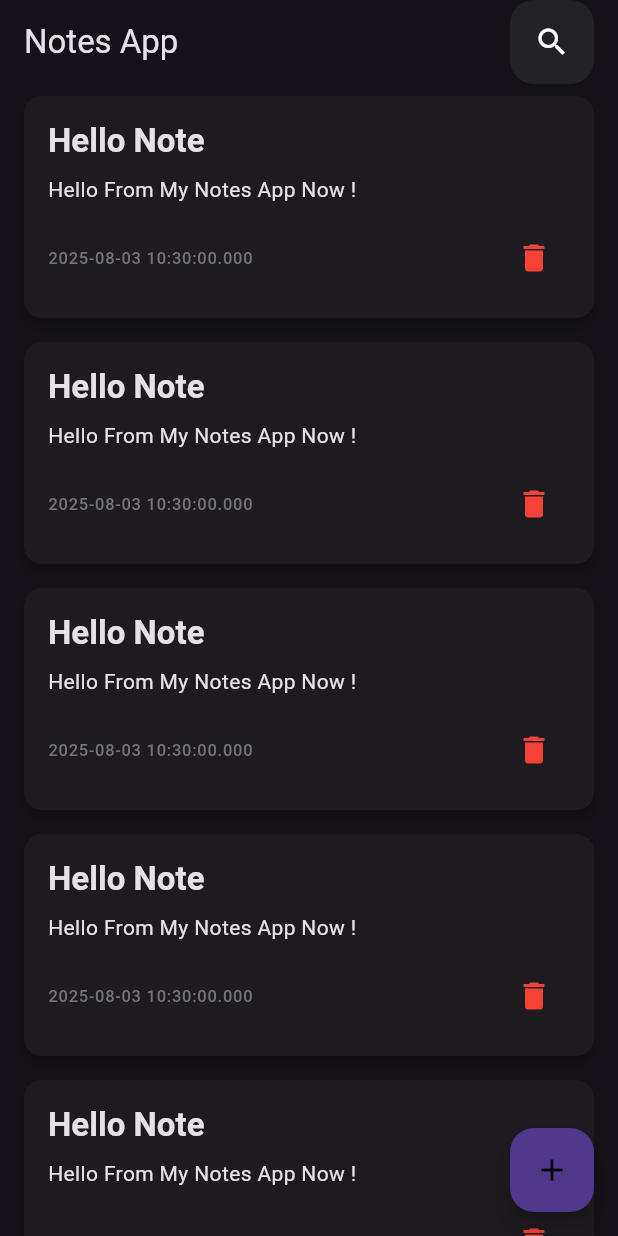
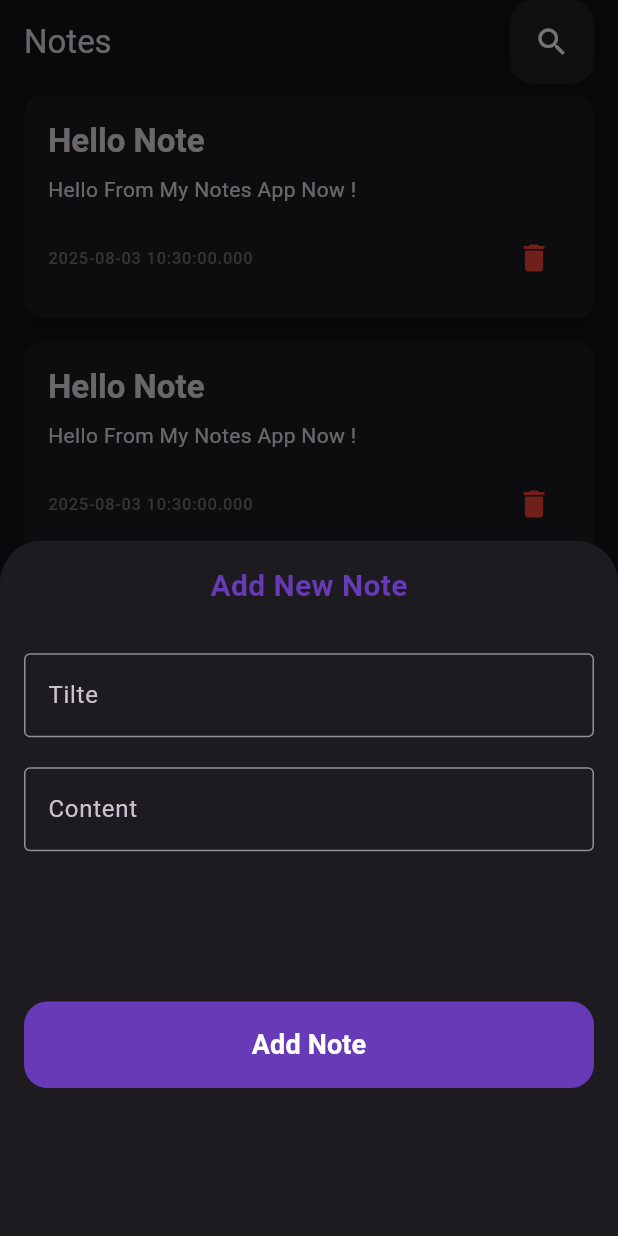
Before and after one commit to Moatasem-Official/Notes_App, a Flutter app: the screen it shows after launch, after a tap on the "add" icon, on a phone screen of 412 x 824 dp. Run offline on Flutter 3.47's test engine with Material 3 defaults, Android fonts, the phone set to English and light mode, and no system bars; our stand-ins replace device_preview.

Commit message:
Design Add New Note Bottom Sheet

```diff
--- a/lib/presentation/screens/home_screen.dart
+++ b/lib/presentation/screens/home_screen.dart
@@ -8,7 +8,7 @@ class HomeScreen extends StatelessWidget {
   Widget build(BuildContext context) {
     return Scaffold(
       appBar: AppBar(
-        title: Text('Notes App'),
+        title: Text('Notes'),
         surfaceTintColor: Colors.black,
         actions: [
           Padding(
@@ -27,7 +27,70 @@ class HomeScreen extends StatelessWidget {
         ],
       ),
       floatingActionButton: FloatingActionButton(
-        onPressed: () {},
+        onPressed: () {
+          showModalBottomSheet(
+            context: context,
+            builder: (context) {
+              return SizedBox(
+                width: double.infinity,
+                child: Column(
+                  crossAxisAlignment: CrossAxisAlignment.center,
+                  children: [
+                    const SizedBox(height: 16),
+                    Text(
+                      'Add New Note',
+                      style: TextStyle(
+                        color: Colors.deepPurple,
+                        fontSize: 20,
+                        fontWeight: FontWeight.w700,
+                      ),
+                    ),
+                    const SizedBox(height: 30),
+                    Padding(
+                      padding: const EdgeInsets.fromLTRB(16, 0, 16, 20),
+                      child: TextField(
+                        decoration: InputDecoration(
+                          border: OutlineInputBorder(),
+                          labelText: 'Tilte',
+                        ),
+                      ),
+                    ),
+                    Padding(
+                      padding: const EdgeInsets.only(left: 16, right: 16),
+                      child: TextField(
+                        decoration: InputDecoration(
+                          border: OutlineInputBorder(),
+                          labelText: 'Content',
+                        ),
+                      ),
+                    ),
+                    const SizedBox(height: 100),
+                    Padding(
+                      padding: const EdgeInsets.only(left: 16, right: 16),
+                      child: ClipRRect(
+                        borderRadius: BorderRadius.all(Radius.circular(16)),
+                        child: MaterialButton(
+                          minWidth: double.infinity,
+                          padding: const EdgeInsets.all(16),
+                          color: Colors.deepPurple,
+                          onPressed: () {},
+                          child: Text(
+                            'Add Note',
+                            style: TextStyle(
+                              color: Colors.white,
+                              fontSize: 18,
+                              fontWeight: FontWeight.w700,
+                            ),
+                          ),
+                        ),
+                      ),
+                    ),
+                  ],
+                ),
+              );
+            },
+          );
+        },
         child: Icon(Icons.add, color: Colors.black),
       ),
       body: SingleChildScrollView(
```
